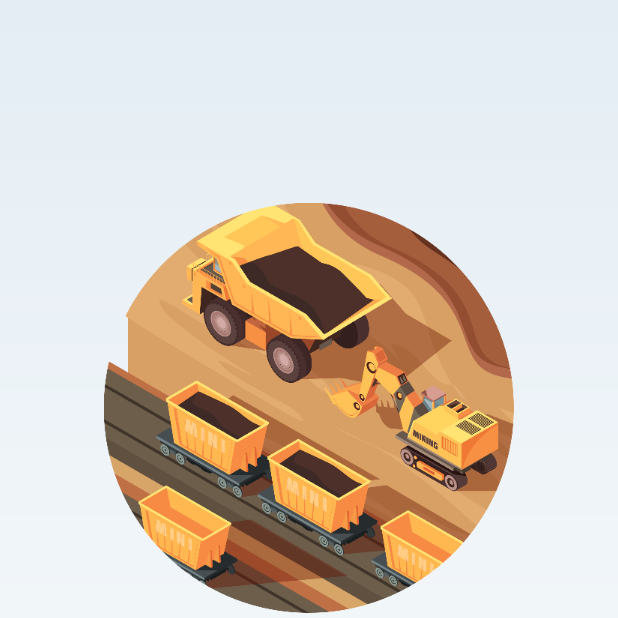
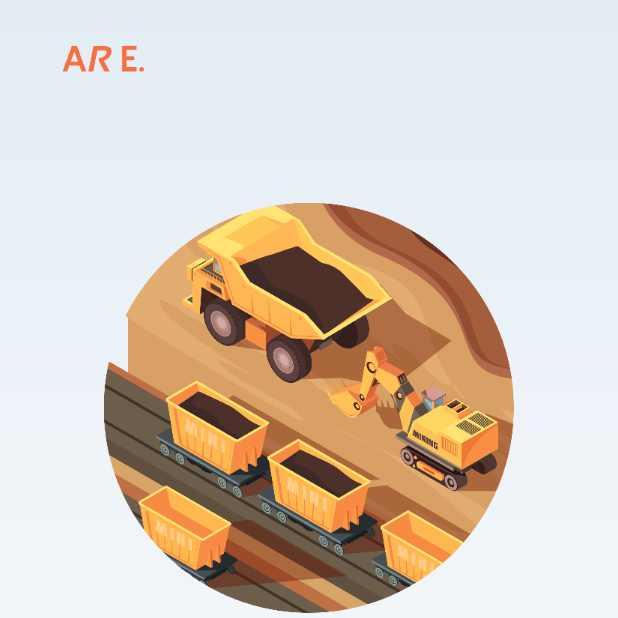
Before and after one commit to vrvv/are-machinery, an Android app: the SplashActivity screen opened directly, with no data from a screen before it, on a phone screen of 412 x 824 dp, the top half of it. Run offline under Robolectric (Android 15) with nearby library versions, the phone set to English and light mode, and no system bars; our stand-ins replace sdp/ssp sizes.

Commit message:
logo added

```diff
--- a/app/src/main/res/layout/activity_splash.xml
+++ b/app/src/main/res/layout/activity_splash.xml
@@ -15,7 +15,8 @@
             android:layout_width="wrap_content"
             android:layout_height="@dimen/_30sdp"
             android:layout_marginLeft="40dp"
-            android:layout_marginTop="@dimen/_14sdp" />
+            android:layout_marginTop="@dimen/_14sdp"
+            android:src="@drawable/are_logo"/>
 
         <ImageView
             android:layout_width="wrap_content"
```
